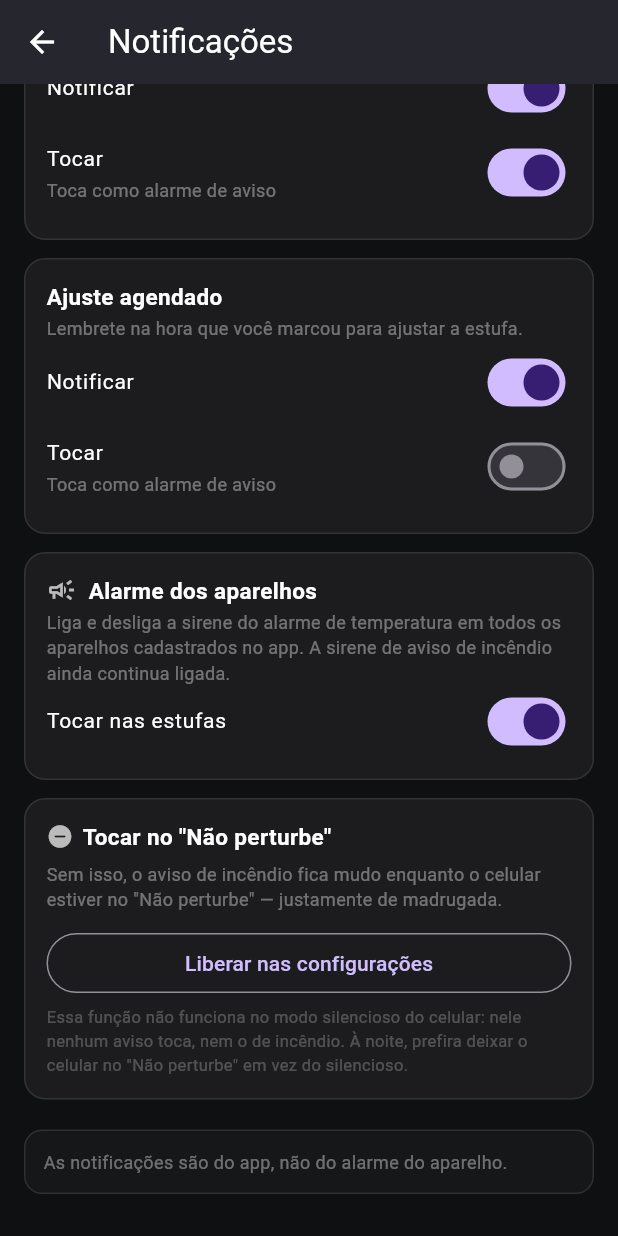
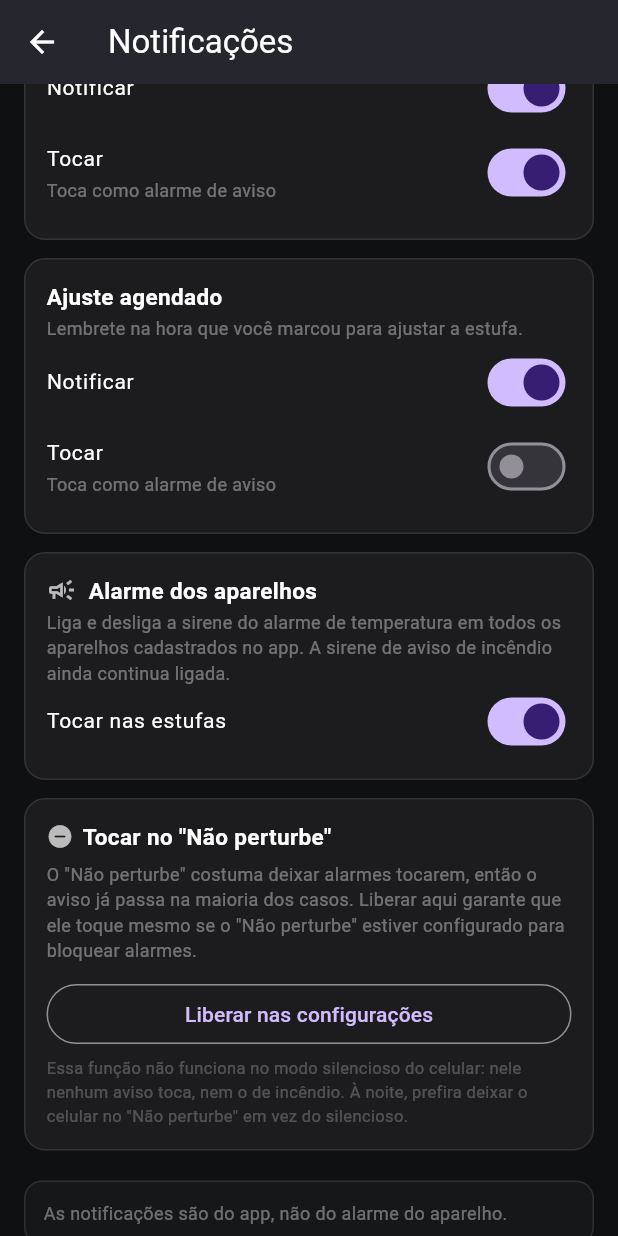
Before and after one commit to Alox01/sentinela-smart, a Flutter app: the NotificacoesScreen screen opened directly, scrolled down 836 dp, on a phone screen of 412 x 824 dp. Run offline on Flutter 3.47's test engine with Material 3 defaults, Android fonts, the phone set to English and light mode, and no system bars; our stand-ins replace file_picker, firebase_core, firebase_messaging, fl_chart, flutter_local_notifications, isar and 5 more; missing offline and left inert: dart:html, dart:js_interop; accounts and stored records are empty; generated files the repository leaves out were written again.

Commit message:
Stop overstating what the bypass permission buys
Revoking the Do Not Disturb permission and testing again turned up the
opposite of what the card claimed: the alert still rang. Do Not Disturb lets
alarms through by default, and the critical warnings already play on the
alarm stream, so they were passing through that door and never needed the
permission to do it.

There are two independent paths and the app controls only one of them. The
permission is a guarantee for the producer who tightened Do Not Disturb far
enough to block alarms too - not the thing that makes the alert audible.
Saying that without it the fire alert "fica mudo" was scaring people into
granting something they mostly already had.

The card now says what is true in each state, and the push document records
the measurement next to the silent-mode one, including that this corrects an
assumption rather than describing new behaviour.

```diff
--- a/estufa_app/lib/features/notificacoes/screens/notificacoes_screen.dart
+++ b/estufa_app/lib/features/notificacoes/screens/notificacoes_screen.dart
@@ -191,12 +191,19 @@ class _NotificacoesScreenState extends State<NotificacoesScreen> {
             ],
           ),
           const SizedBox(height: 6),
+          // Medido no aparelho: com o "Nao perturbe" ligado o aviso toca mesmo
+          // SEM esta permissao, porque o DND libera alarmes por padrao e os
+          // avisos criticos saem no volume de alarme. A permissao e a garantia
+          // para quem apertou o "Nao perturbe" a ponto de bloquear alarmes -
+          // dizer que sem ela o aviso "fica mudo" seria exagero.
           Text(
             liberado
-                ? 'Liberado. O aviso de incêndio toca como alarme mesmo com o '
-                      'celular no "Não perturbe".'
-                : 'Sem isso, o aviso de incêndio fica mudo enquanto o celular '
-                      'estiver no "Não perturbe" — justamente de madrugada.',
+                ? 'Liberado. O aviso de incêndio toca como alarme mesmo que o '
+                      '"Não perturbe" esteja configurado para bloquear alarmes.'
+                : 'O "Não perturbe" costuma deixar alarmes tocarem, então o '
+                      'aviso já passa na maioria dos casos. Liberar aqui '
+                      'garante que ele toque mesmo se o "Não perturbe" estiver '
+                      'configurado para bloquear alarmes.',
             style: const TextStyle(color: Colors.white38, fontSize: 12),
           ),
           // Botao sempre presente: quando ainda nao liberado, ele libera;
```
Also changed, not shown: 1 other file.
